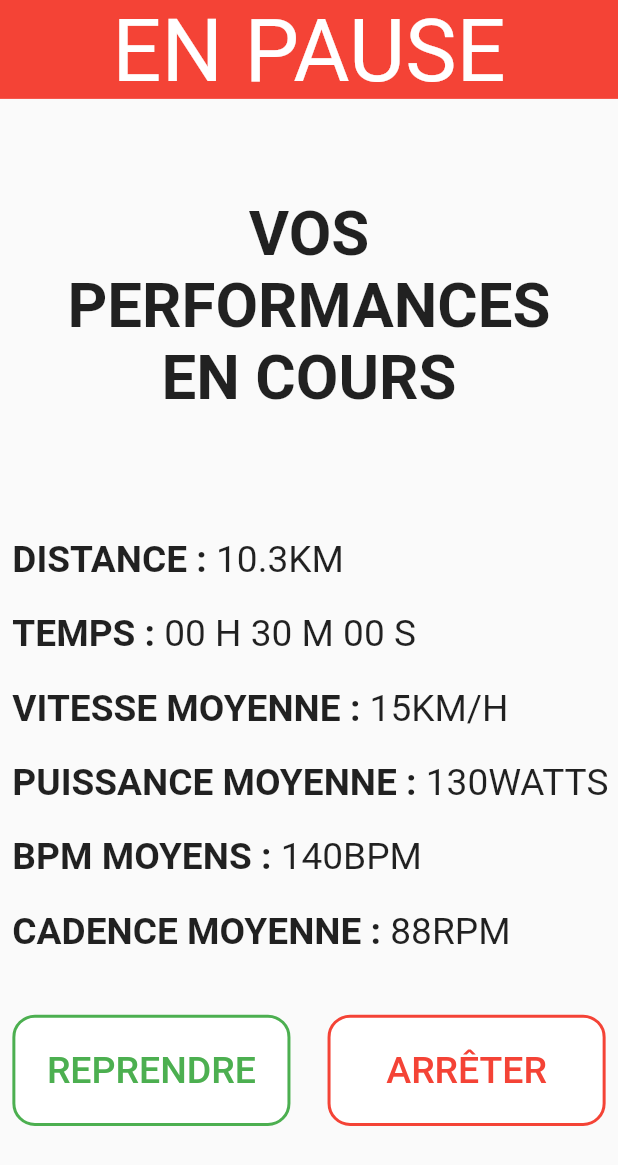
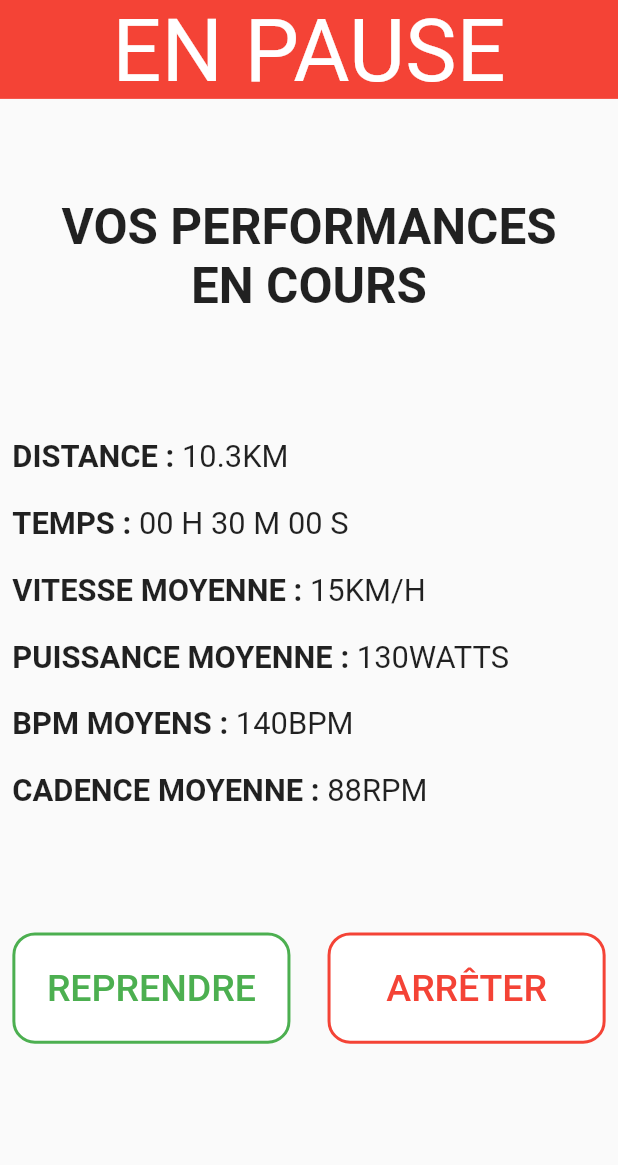
Before and after one commit to Bryan-Curt/BeMoovApp, a Flutter app: the InitPauseView screen opened by its route, on a phone screen of 412 x 824 dp. Shown: the top 1165 px of the screen. Run offline on Flutter 3.47's test engine with Material 2 defaults, Android fonts, the phone set to English and light mode, and no system bars; our stand-ins replace get_it, shared_preferences; missing offline and left inert: responsive_screen; accounts and stored records are empty.

Commit message:
front écran pause

```diff
--- a/000-initial/lib/ui/views/pause_view.dart
+++ b/000-initial/lib/ui/views/pause_view.dart
@@ -63,7 +63,7 @@ class PauseView extends State<InitPauseView> {
       child: Text('VOS PERFORMANCES EN COURS',
           textAlign: TextAlign.center,
           style: TextStyle(
-              fontSize: screenHeight * 0.05, fontWeight: FontWeight.bold)),
+              fontSize: screenHeight * 0.04, fontWeight: FontWeight.bold)),
     );
 
     Widget firstData = Container(
@@ -72,12 +72,12 @@ class PauseView extends State<InitPauseView> {
       children: [
         Text(firstDataLabel,
             style: TextStyle(
-                fontSize: screenHeight * 0.03, fontWeight: FontWeight.bold)),
+                fontSize: screenHeight * 0.025, fontWeight: FontWeight.bold)),
         Text(' : ',
             style: TextStyle(
-                fontSize: screenHeight * 0.03, fontWeight: FontWeight.bold)),
-        Text(firstDataValue, style: TextStyle(fontSize: screenHeight * 0.03)),
-        Text(firstDataUnit, style: TextStyle(fontSize: screenHeight * 0.03)),
+                fontSize: screenHeight * 0.025, fontWeight: FontWeight.bold)),
+        Text(firstDataValue, style: TextStyle(fontSize: screenHeight * 0.025)),
+        Text(firstDataUnit, style: TextStyle(fontSize: screenHeight * 0.025)),
       ],
     ));
 
@@ -88,16 +88,16 @@ class PauseView extends State<InitPauseView> {
           children: [
             Text(secondDataLabel,
                 style: TextStyle(
-                    fontSize: screenHeight * 0.03,
+                    fontSize: screenHeight * 0.025,
                     fontWeight: FontWeight.bold)),
             Text(' : ',
                 style: TextStyle(
-                    fontSize: screenHeight * 0.03,
+                    fontSize: screenHeight * 0.025,
                     fontWeight: FontWeight.bold)),
             Text(secondDataValue,
-                style: TextStyle(fontSize: screenHeight * 0.03)),
+                style: TextStyle(fontSize: screenHeight * 0.025)),
             Text(secondDataUnit,
-                style: TextStyle(fontSize: screenHeight * 0.03)),
+                style: TextStyle(fontSize: screenHeight * 0.025)),
           ],
         ));
 
@@ -108,16 +108,16 @@ class PauseView extends State<InitPauseView> {
           children: [
             Text(thirdDataLabel,
                 style: TextStyle(
-                    fontSize: screenHeight * 0.03,
+                    fontSize: screenHeight * 0.025,
                     fontWeight: FontWeight.bold)),
             Text(' : ',
                 style: TextStyle(
-                    fontSize: screenHeight * 0.03,
+                    fontSize: screenHeight * 0.025,
                     fontWeight: FontWeight.bold)),
             Text(thirdDataValue,
-                style: TextStyle(fontSize: screenHeight * 0.03)),
+                style: TextStyle(fontSize: screenHeight * 0.025)),
             Text(thirdDataUnit,
-                style: TextStyle(fontSize: screenHeight * 0.03)),
+                style: TextStyle(fontSize: screenHeight * 0.025)),
           ],
         ));
 
@@ -128,16 +128,16 @@ class PauseView extends State<InitPauseView> {
           children: [
             Text(fourthDataLabel,
                 style: TextStyle(
-                    fontSize: screenHeight * 0.03,
+                    fontSize: screenHeight * 0.025,
                     fontWeight: FontWeight.bold)),
             Text(' : ',
                 style: TextStyle(
-                    fontSize: screenHeight * 0.03,
+                    fontSize: screenHeight * 0.025,
                     fontWeight: FontWeight.bold)),
             Text(fourthDataValue,
-                style: TextStyle(fontSize: screenHeight * 0.03)),
+                style: TextStyle(fontSize: screenHeight * 0.025)),
             Text(fourthDataUnit,
-                style: TextStyle(fontSize: screenHeight * 0.03)),
+                style: TextStyle(fontSize: screenHeight * 0.025)),
           ],
         ));
 
@@ -148,16 +148,16 @@ class PauseView extends State<InitPauseView> {
           children: [
             Text(fifthDataLabel,
                 style: TextStyle(
-                    fontSize: screenHeight * 0.03,
+                    fontSize: screenHeight * 0.025,
                     fontWeight: FontWeight.bold)),
             Text(' : ',
                 style: TextStyle(
-                    fontSize: screenHeight * 0.03,
+                    fontSize: screenHeight * 0.025,
                     fontWeight: FontWeight.bold)),
             Text(fifthDataValue,
-                style: TextStyle(fontSize: screenHeight * 0.03)),
+                style: TextStyle(fontSize: screenHeight * 0.025)),
             Text(fifthDataUnit,
-                style: TextStyle(fontSize: screenHeight * 0.03)),
+                style: TextStyle(fontSize: screenHeight * 0.025)),
           ],
         ));
 
@@ -168,16 +168,16 @@ class PauseView extends State<InitPauseView> {
           children: [
             Text(sixthDataLabel,
                 style: TextStyle(
-                    fontSize: screenHeight * 0.03,
+                    fontSize: screenHeight * 0.025,
                     fontWeight: FontWeight.bold)),
             Text(' : ',
                 style: TextStyle(
-                    fontSize: screenHeight * 0.03,
+                    fontSize: screenHeight * 0.025,
                     fontWeight: FontWeight.bold)),
             Text(sixthDataValue,
-                style: TextStyle(fontSize: screenHeight * 0.03)),
+                style: TextStyle(fontSize: screenHeight * 0.025)),
             Text(sixthDataUnit,
-                style: TextStyle(fontSize: screenHeight * 0.03)),
+                style: TextStyle(fontSize: screenHeight * 0.025)),
           ],
         ));
 
@@ -248,7 +248,7 @@ class PauseView extends State<InitPauseView> {
     );
 
     Widget boutons = Container(
-        padding: EdgeInsets.only(top: screenHeight * 0.05),
+        padding: EdgeInsets.only(top: screenHeight * 0.1),
         child: Column(children: [
           Row(
             mainAxisAlignment: MainAxisAlignment.center,
```
